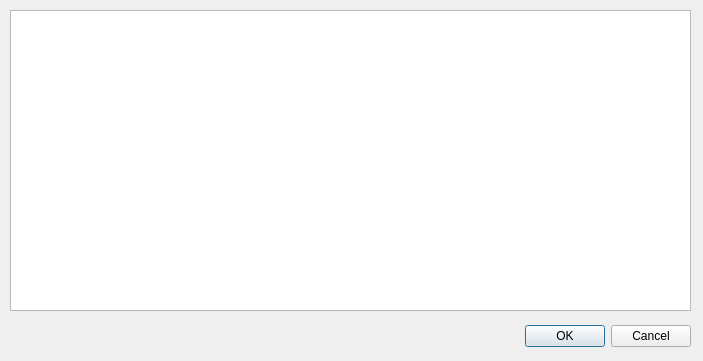
Old version of the form Widgets/ListWidget.ui in the repository Urmipie/Arduino_practic.
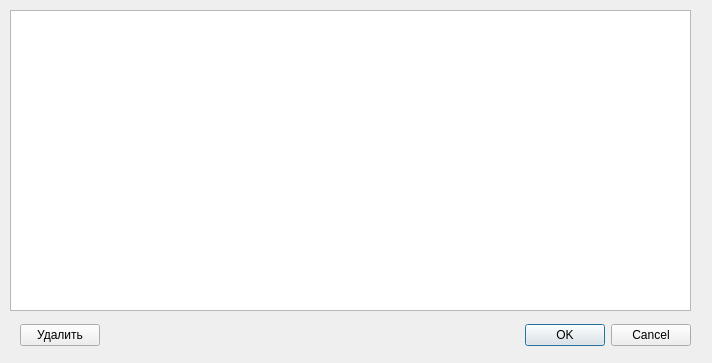
New version of the form.

```diff
--- a/Widgets/ListWidget.ui
+++ b/Widgets/ListWidget.ui
@@ -6,29 +6,13 @@
    <rect>
     <x>0</x>
     <y>0</y>
-    <width>703</width>
-    <height>361</height>
+    <width>712</width>
+    <height>363</height>
    </rect>
   </property>
   <property name="windowTitle">
    <string>Dialog</string>
   </property>
-  <widget class="QDialogButtonBox" name="buttonBox">
-   <property name="geometry">
-    <rect>
-     <x>10</x>
-     <y>320</y>
-     <width>681</width>
-     <height>32</height>
-    </rect>
-   </property>
-   <property name="orientation">
-    <enum>Qt::Horizontal</enum>
-   </property>
-   <property name="standardButtons">
-    <set>QDialogButtonBox::Cancel|QDialogButtonBox::Ok</set>
-   </property>
-  </widget>
   <widget class="QTableWidget" name="tableWidget">
    <property name="geometry">
     <rect>
@@ -47,6 +31,38 @@
    <property name="selectionBehavior">
     <enum>QAbstractItemView::SelectRows</enum>
    </property>
+   <attribute name="verticalHeaderVisible">
+    <bool>false</bool>
+   </attribute>
+  </widget>
+  <widget class="QWidget" name="horizontalLayoutWidget">
+   <property name="geometry">
+    <rect>
+     <x>20</x>
+     <y>320</y>
+     <width>671</width>
+     <height>31</height>
+    </rect>
+   </property>
+   <layout class="QHBoxLayout" name="horizontalLayout">
+    <item>
+     <widget class="QPushButton" name="deleteButton">
+      <property name="text">
+       <string>Удалить</string>
+      </property>
+     </widget>
+    </item>
+    <item>
+     <widget class="QDialogButtonBox" name="buttonBox">
+      <property name="orientation">
+       <enum>Qt::Horizontal</enum>
+      </property>
+      <property name="standardButtons">
+       <set>QDialogButtonBox::Cancel|QDialogButtonBox::Ok</set>
+      </property>
+     </widget>
+    </item>
+   </layout>
   </widget>
  </widget>
  <resources/>
```
